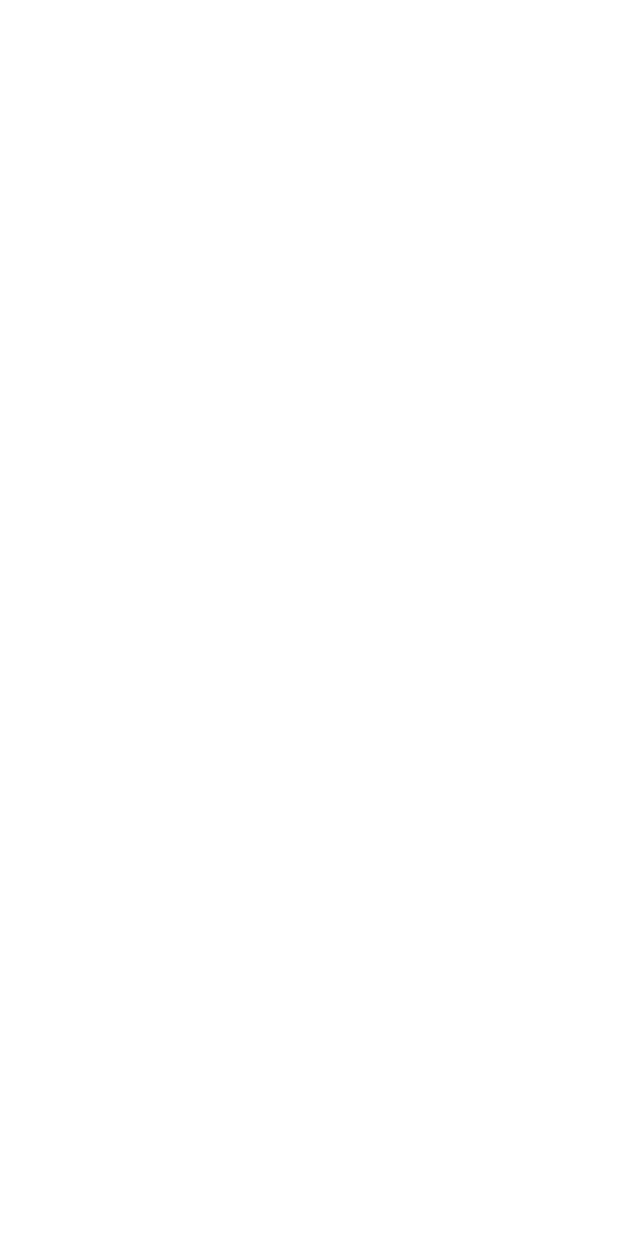
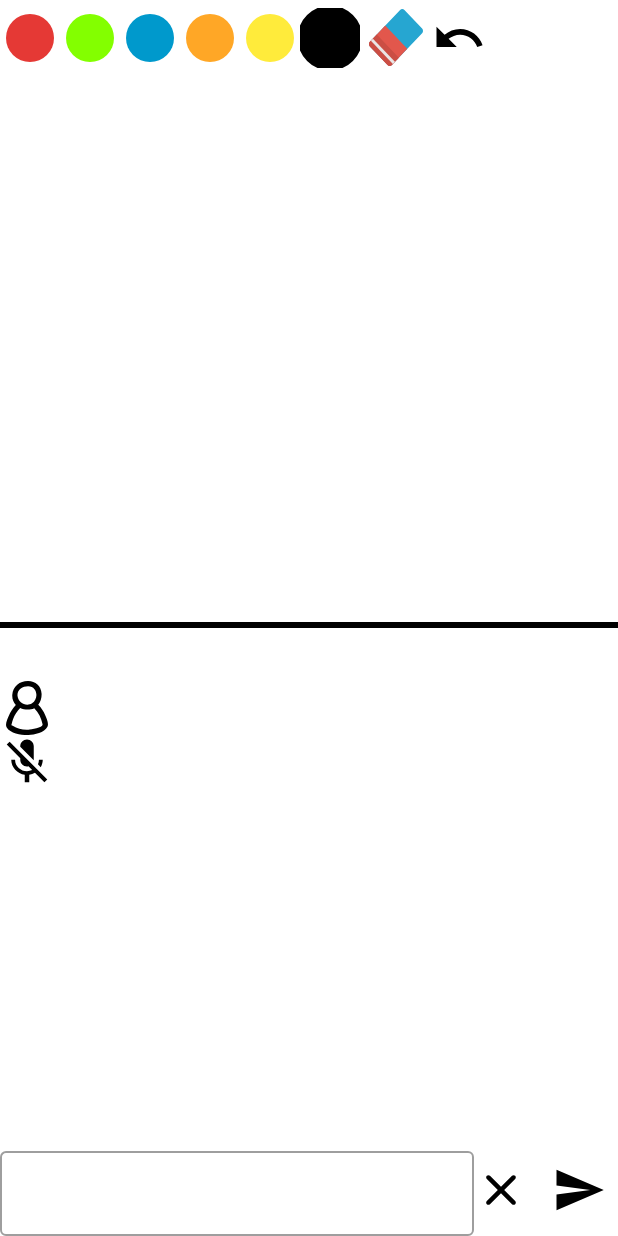
Before and after one commit to agalimien/AndroidDoodlekong, an Android app: the DrawingActivity screen opened directly, with no data from a screen before it, on a phone screen of 412 x 824 dp. Before the commit the screen is empty. Run offline under Robolectric (Android 15) with nearby library versions, the phone set to English and light mode, and no system bars; our stand-ins replace Dagger/Hilt's generated code.

Commit message:
Part41 CustomRadioButtons ok

```diff
--- a/app/src/main/java/com/plcoding/doodlekong/ui/drawing/DrawingActivity.kt
+++ b/app/src/main/java/com/plcoding/doodlekong/ui/drawing/DrawingActivity.kt
@@ -1,18 +1,37 @@
 package com.plcoding.doodlekong.ui.drawing
 
 import android.os.Bundle
-import android.os.PersistableBundle
+import androidx.activity.viewModels
 import androidx.appcompat.app.AppCompatActivity
+import androidx.lifecycle.lifecycleScope
 import com.plcoding.doodlekong.databinding.ActivityDrawingBinding
+import dagger.hilt.android.AndroidEntryPoint
+import kotlinx.coroutines.flow.collect
 
+@AndroidEntryPoint
 class DrawingActivity : AppCompatActivity() {
 
     private lateinit var binding: ActivityDrawingBinding
 
-    override fun onCreate(savedInstanceState: Bundle?, persistentState: PersistableBundle?) {
-        super.onCreate(savedInstanceState, persistentState)
+    private val viewModel: DrawingViewModel by viewModels()
+
+    override fun onCreate(savedInstanceState: Bundle?) {
+        super.onCreate(savedInstanceState)
         binding = ActivityDrawingBinding.inflate(layoutInflater)
         setContentView(binding.root)
+        subscribeToUiStateUpdates()
+
+        binding.colorGroup.setOnCheckedChangeListener { _, checkedId ->
+            viewModel.checkRadioButton(checkedId)
+        }
+    }
+
+    private fun subscribeToUiStateUpdates() {
+        lifecycleScope.launchWhenStarted {
+            viewModel.selectedColorButtonId.collect { id ->
+                binding.colorGroup.check(id)
+            }
+        }
     }
 
 }
--- /dev/null
+++ b/app/src/main/java/com/plcoding/doodlekong/ui/drawing/DrawingViewModel.kt
@@ -0,0 +1,25 @@
+package com.plcoding.doodlekong.ui.drawing
+
+import androidx.lifecycle.ViewModel
+import com.google.gson.Gson
+import com.plcoding.doodlekong.R
+import com.plcoding.doodlekong.util.DispatcherProvider
+import dagger.hilt.android.lifecycle.HiltViewModel
+import kotlinx.coroutines.flow.MutableStateFlow
+import kotlinx.coroutines.flow.StateFlow
+import javax.inject.Inject
+
+@HiltViewModel
+class DrawingViewModel @Inject constructor(
+    private val dispatchers: DispatcherProvider,
+    private val gson: Gson
+): ViewModel() {
+
+    private val _selectedColorButtonId = MutableStateFlow(R.id.rbBlack)
+    val selectedColorButtonId: StateFlow<Int> = _selectedColorButtonId
+
+    fun checkRadioButton(id: Int) {
+        _selectedColorButtonId.value = id
+    }
+
+}
--- /dev/null
+++ b/app/src/main/java/com/plcoding/doodlekong/ui/views/ColorRadioButton.kt
@@ -0,0 +1,61 @@
+package com.plcoding.doodlekong.ui.views
+
+import android.content.Context
+import android.graphics.Canvas
+import android.graphics.Color
+import android.graphics.Paint
+import android.util.AttributeSet
+import androidx.appcompat.widget.AppCompatRadioButton
+import com.plcoding.doodlekong.R
+import kotlin.math.min
+import kotlin.properties.Delegates
+
+class ColorRadioButton @JvmOverloads constructor(
+    context: Context,
+    attrs: AttributeSet? = null
+) : AppCompatRadioButton(context, attrs) {
+
+    private var buttonColor by Delegates.notNull<Int>()
+    private var radius = 25f
+
+    private var viewWidth by Delegates.notNull<Int>()
+    private var viewHeight by Delegates.notNull<Int>()
+
+    private val buttonPaint = Paint(Paint.ANTI_ALIAS_FLAG)
+    private val selectionPaint = Paint(Paint.ANTI_ALIAS_FLAG)
+
+    init {
+        context.theme.obtainStyledAttributes(attrs, R.styleable.ColorRadioButton, 0, 0).apply {
+            try {
+                buttonColor = getColor(R.styleable.ColorRadioButton_buttonColor, Color.BLACK)
+            } finally {
+                recycle()
+            }
+            buttonPaint.apply {
+                color = buttonColor
+                style = Paint.Style.FILL
+            }
+            selectionPaint.apply {
+                color = Color.BLACK
+                style = Paint.Style.STROKE
+                strokeWidth = 12f
+            }
+        }
+    }
+
+    override fun onSizeChanged(w: Int, h: Int, oldw: Int, oldh: Int) {
+        super.onSizeChanged(w, h, oldw, oldh)
+        viewWidth = w
+        viewHeight = h
+        radius = min(w, h) / 2 * 0.8f
+    }
+
+    override fun onDraw(canvas: Canvas?) {
+        super.onDraw(canvas)
+        canvas?.drawCircle(viewWidth/2f, viewHeight/2f, radius, buttonPaint)
+        if (isChecked) {
+            canvas?.drawCircle(viewWidth/2f, viewHeight/2f, radius*1.1f, selectionPaint)
+        }
+    }
+
+}
--- /dev/null
+++ b/app/src/main/java/com/plcoding/doodlekong/ui/views/ImageRadioButton.kt
@@ -0,0 +1,69 @@
+package com.plcoding.doodlekong.ui.views
+
+import android.content.Context
+import android.graphics.Canvas
+import android.util.AttributeSet
+import androidx.appcompat.widget.AppCompatRadioButton
+import androidx.vectordrawable.graphics.drawable.VectorDrawableCompat
+import com.plcoding.doodlekong.R
+import kotlin.properties.Delegates
+
+class ImageRadioButton @JvmOverloads constructor(
+    context: Context,
+    attrs: AttributeSet? = null
+) : AppCompatRadioButton(context, attrs) {
+
+    private var uncheckedDrawable: VectorDrawableCompat? = null
+    private var checkedDrawable: VectorDrawableCompat? = null
+
+    private var viewWidth by Delegates.notNull<Int>()
+    private var viewHeight by Delegates.notNull<Int>()
+
+    init {
+        context.theme.obtainStyledAttributes(attrs, R.styleable.ImageRadioButton, 0, 0).apply {
+            try {
+                val uncheckedId = getResourceId(R.styleable.ImageRadioButton_uncheckedDrawable, 0)
+                val checkedId = getResourceId(R.styleable.ImageRadioButton_checkedDrawable, 0)
+
+                if (uncheckedId != 0) {
+                    uncheckedDrawable = VectorDrawableCompat.create(resources, uncheckedId, null)
+                }
+
+                if (checkedId != 0) {
+                    checkedDrawable = VectorDrawableCompat.create(resources, checkedId, null)
+                }
+            } finally {
+                recycle()
+            }
+        }
+    }
+
+    override fun onSizeChanged(w: Int, h: Int, oldw: Int, oldh: Int) {
+        super.onSizeChanged(w, h, oldw, oldh)
+        viewWidth = w
+        viewHeight = h
+    }
+
+    override fun onDraw(canvas: Canvas?) {
+        canvas?.let {
+            if (!isChecked) {
+                uncheckedDrawable?.setBounds(
+                    paddingLeft,
+                    paddingTop,
+                    viewWidth - paddingRight,
+                    viewHeight - paddingBottom
+                )
+                uncheckedDrawable?.draw(it)
+            } else {
+                checkedDrawable?.setBounds(
+                    paddingLeft,
+                    paddingTop,
+                    viewWidth - paddingRight,
+                    viewHeight - paddingBottom
+                )
+                checkedDrawable?.draw(it)
+            }
+        }
+    }
+
+}
--- a/app/src/main/res/layout/activity_drawing.xml
+++ b/app/src/main/res/layout/activity_drawing.xml
@@ -30,42 +30,50 @@
             app:layout_constraintStart_toStartOf="parent"
             app:layout_constraintTop_toTopOf="@id/drawingView">
 
-            <View
+            <com.plcoding.doodlekong.ui.views.ColorRadioButton
                 android:id="@+id/rbRed"
                 android:layout_width="40dp"
-                android:layout_height="40dp" />
+                android:layout_height="40dp"
+                app:buttonColor="@color/red"/>
 
-            <View
+            <com.plcoding.doodlekong.ui.views.ColorRadioButton
                 android:id="@+id/rbGreen"
                 android:layout_width="40dp"
-                android:layout_height="40dp"/>
+                android:layout_height="40dp"
+                app:buttonColor="@color/green"/>
 
-            <View
+            <com.plcoding.doodlekong.ui.views.ColorRadioButton
                 android:id="@+id/rbBlue"
                 android:layout_width="40dp"
-                android:layout_height="40dp" />
+                android:layout_height="40dp"
+                app:buttonColor="@android:color/holo_blue_dark"/>
 
-            <View
+            <com.plcoding.doodlekong.ui.views.ColorRadioButton
                 android:id="@+id/rbOrange"
                 android:layout_width="40dp"
-                android:layout_height="40dp"/>
+                android:layout_height="40dp"
+                app:buttonColor="@color/orange"/>
 
-            <View
+            <com.plcoding.doodlekong.ui.views.ColorRadioButton
                 android:id="@+id/rbYellow"
                 android:layout_width="40dp"
-                android:layout_height="40dp" />
+                android:layout_height="40dp"
+                app:buttonColor="@color/yellow"/>
 
-            <View
+            <com.plcoding.doodlekong.ui.views.ColorRadioButton
                 android:id="@+id/rbBlack"
                 android:layout_width="40dp"
                 android:layout_height="40dp"
-                android:checked="true" />
+                android:checked="true"
+                app:buttonColor="@color/black"/>
 
-            <View
+            <com.plcoding.doodlekong.ui.views.ImageRadioButton
                 android:id="@+id/rbEraser"
                 android:layout_width="wrap_content"
                 android:layout_height="match_parent"
                 android:padding="6dp"
+                app:uncheckedDrawable="@drawable/ic_eraser_unchecked"
+                app:checkedDrawable="@drawable/ic_eraser_checked"
                 />
 
         </RadioGroup>
--- /dev/null
+++ b/app/src/main/res/values/attrs.xml
@@ -0,0 +1,11 @@
+<?xml version="1.0" encoding="utf-8"?>
+<resources>
+    <declare-styleable name="ColorRadioButton">
+        <attr name="buttonColor" format="color"/>
+    </declare-styleable>
+
+    <declare-styleable name="ImageRadioButton">
+        <attr name="uncheckedDrawable" format="reference"/>
+        <attr name="checkedDrawable" format="reference"/>
+    </declare-styleable>
+</resources>
```
